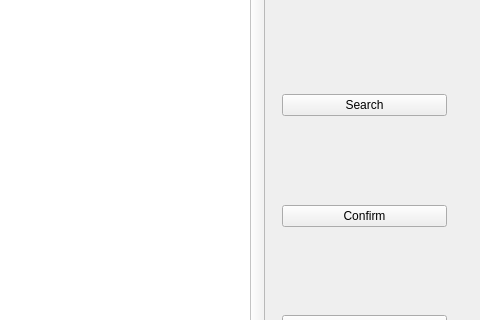
lennon624/travel-system, file source_code/MainWindow.ui: the form before one commit; both pictures show x 610 to 1090 and y 446 to 766 of the 1090 by 918 pixel window.
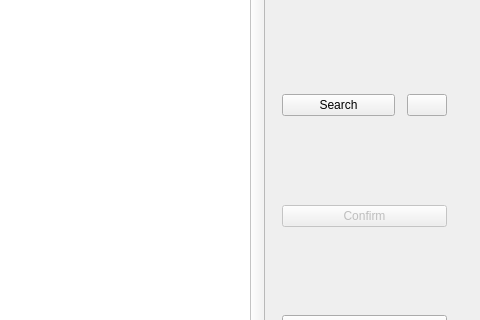
The form after the commit. Icons and pictures are not drawn.

Commit message: 增加了setting小窗口

Diff of the .ui file:
```diff
--- a/source_code/MainWindow.ui
+++ b/source_code/MainWindow.ui
@@ -361,10 +361,66 @@
             </spacer>
            </item>
            <item>
-            <widget class="QPushButton" name="btn_planSearch">
-             <property name="text">
-              <string>Search</string>
-             </property>
+            <widget class="QWidget" name="widget_2" native="true">
+             <layout class="QHBoxLayout" name="horizontalLayout_3">
+              <property name="spacing">
+               <number>12</number>
+              </property>
+              <property name="leftMargin">
+               <number>0</number>
+              </property>
+              <property name="topMargin">
+               <number>0</number>
+              </property>
+              <property name="rightMargin">
+               <number>0</number>
+              </property>
+              <property name="bottomMargin">
+               <number>0</number>
+              </property>
+              <item>
+               <widget class="QPushButton" name="btn_planSearch">
+                <property name="text">
+                 <string>Search</string>
+                </property>
+               </widget>
+              </item>
+              <item>
+               <widget class="QPushButton" name="btn_planSetting">
+                <property name="sizePolicy">
+                 <sizepolicy hsizetype="Fixed" vsizetype="Fixed">
+                  <horstretch>0</horstretch>
+                  <verstretch>0</verstretch>
+                 </sizepolicy>
+                </property>
+                <property name="autoFillBackground">
+                 <bool>false</bool>
+                </property>
+                <property name="text">
+                 <string/>
+                </property>
+                <property name="icon">
+                 <iconset resource="MainWindow.qrc">
+                  <normaloff>:/img/setting.png</normaloff>:/img/setting.png</iconset>
+                </property>
+                <property name="iconSize">
+                 <size>
+                  <width>22</width>
+                  <height>22</height>
+                 </size>
+                </property>
+                <property name="autoDefault">
+                 <bool>false</bool>
+                </property>
+                <property name="default">
+                 <bool>false</bool>
+                </property>
+                <property name="flat">
+                 <bool>false</bool>
+                </property>
+               </widget>
+              </item>
+             </layout>
             </widget>
            </item>
            <item>
@@ -382,6 +438,9 @@
            </item>
            <item>
             <widget class="QPushButton" name="btn_planConfirm">
+             <property name="enabled">
+              <bool>false</bool>
+             </property>
              <property name="text">
               <string>Confirm</string>
              </property>
```
Left out of the diff: 14 changed lines with no effect on the pictures. The commit also changes 9 other files.
